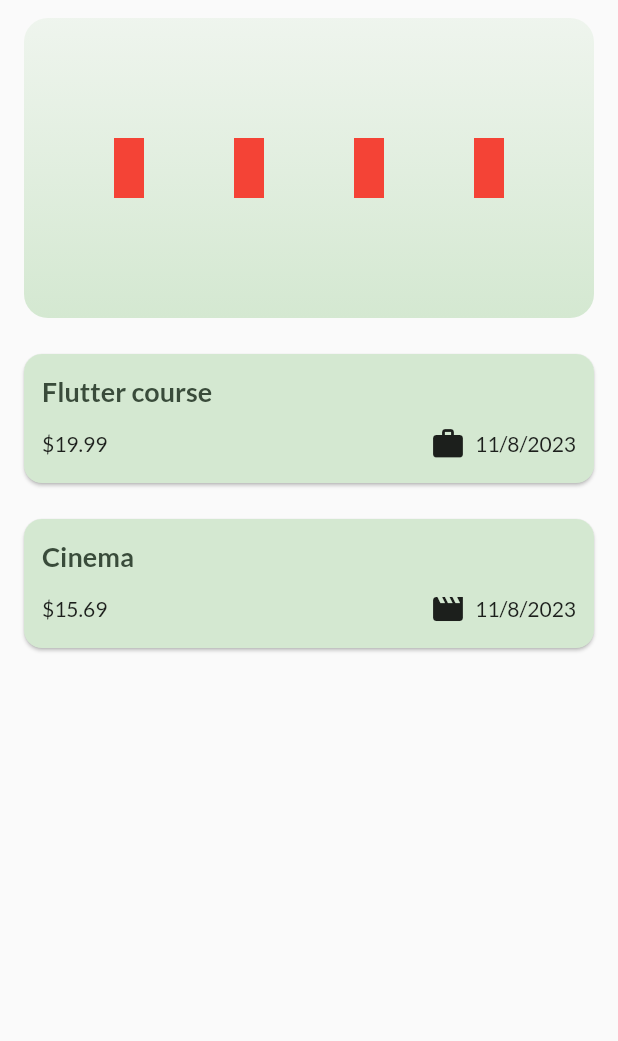
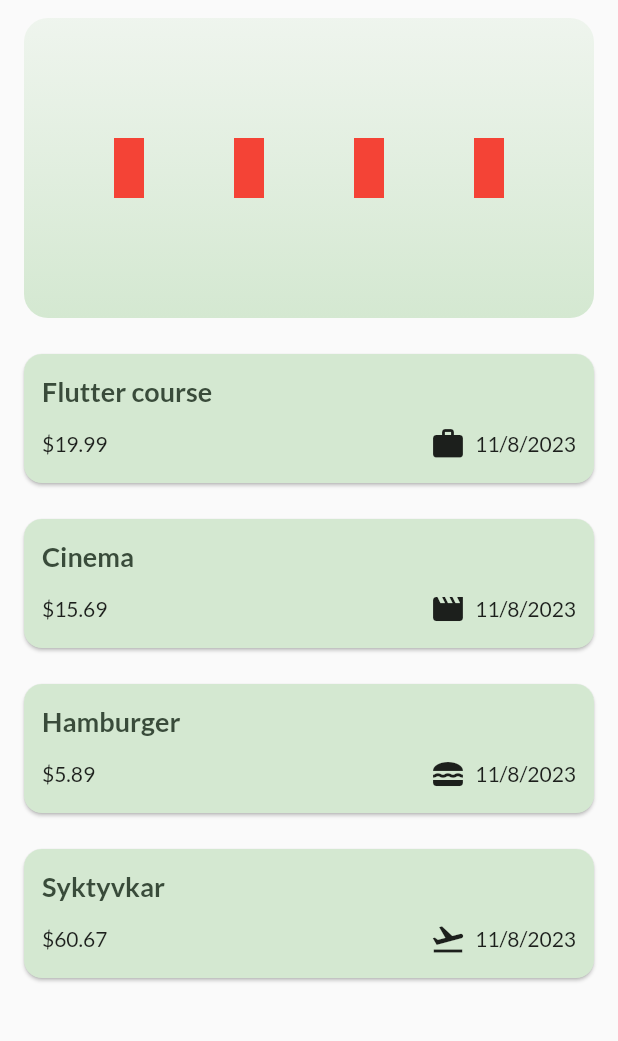
Before and after one commit to cocahonka/flutter-training-expense-tracker, a Flutter app: the screen it shows after launch, on a phone screen of 412 x 824 dp, the part 84-1125 px from its top. Run offline on Flutter 3.47's test engine with Material 2 defaults, Android fonts, the phone set to English and light mode, and no system bars; our stand-ins replace google_fonts.

Commit message:
add more mock expense data

```diff
--- a/lib/screens/expenses_screen.dart
+++ b/lib/screens/expenses_screen.dart
@@ -13,7 +13,6 @@ class ExpensesScreen extends StatefulWidget {
 }
 
 class _ExpensesScreenState extends State<ExpensesScreen> {
-  // TODO(cocahonka): Remove mock values.
   final List<Expense> _expenses = [
     Expense(
       title: 'Flutter course',
@@ -26,6 +25,18 @@ class _ExpensesScreenState extends State<ExpensesScreen> {
       amount: 15.69,
       date: DateTime.now(),
       category: Category.leisure,
+    ),
+    Expense(
+      title: 'Hamburger',
+      amount: 5.89,
+      date: DateTime.now(),
+      category: Category.food,
+    ),
+    Expense(
+      title: 'Syktyvkar',
+      amount: 60.67,
+      date: DateTime.now(),
+      category: Category.travel,
     ),
   ];
 
```
